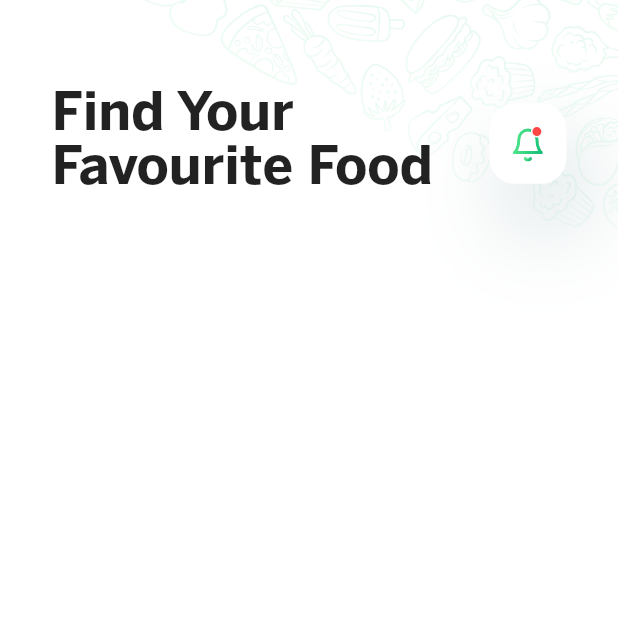
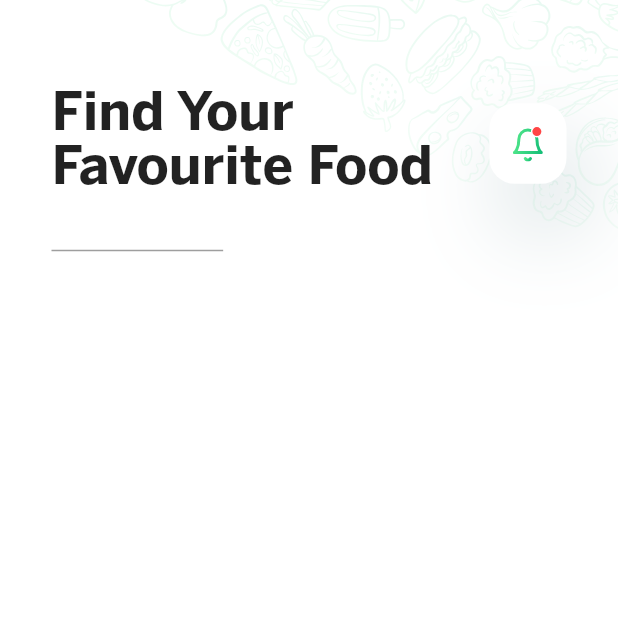
Before and after one commit to Ziaulqamar/food_delivery_app, a Flutter app: the screen it shows after launch, on a phone screen of 412 x 824 dp, the top half of it. Run offline on Flutter 3.47's test engine with Material 2 defaults, Android fonts, the phone set to English and light mode, and no system bars; our stand-ins replace flutter_screenutil, flutter_svg, get, iconly, image_picker, simple_gradient_text.

Commit message:
adding search bar

```diff
--- a/lib/config/colors.dart
+++ b/lib/config/colors.dart
@@ -4,4 +4,6 @@ class AppColors {
   static const gradientGreen1 = Color(0xff53E88B);
   static const gradientGreen2 = Color(0xff15BE77);
   static final dropshadowColor = const Color(0xff5A6CEA).withOpacity(0.07);
+
+  static const customOrange = Color(0xffF9A84D);
 }
--- /dev/null
+++ b/lib/screens/home_screen/components/notificationButton.dart
@@ -0,0 +1,35 @@
+import 'package:flutter/material.dart';
+import 'package:flutter_screenutil/flutter_screenutil.dart';
+import 'package:flutter_svg/flutter_svg.dart';
+
+class NotificationButton extends StatelessWidget {
+  const NotificationButton({
+    super.key,
+  });
+
+  @override
+  Widget build(BuildContext context) {
+    return GestureDetector(
+      child: Container(
+        height: 45.h,
+        width: 45.w,
+        decoration: BoxDecoration(
+          borderRadius: BorderRadius.circular(15.r),
+          color: Colors.white,
+          boxShadow: [
+            BoxShadow(
+              color: const Color(0xff144E5A).withOpacity(0.2),
+              offset: const Offset(11, 28),
+              blurRadius: 50,
+              spreadRadius: 0,
+            ),
+          ],
+        ),
+        child: SvgPicture.asset(
+          'assets/icons/notificationIcon.svg',
+          fit: BoxFit.none,
+        ),
+      ),
+    );
+  }
+}
--- a/lib/screens/home_screen/homeScreen.dart
+++ b/lib/screens/home_screen/homeScreen.dart
@@ -1,7 +1,10 @@
 import 'package:flutter/material.dart';
 import 'package:flutter_screenutil/flutter_screenutil.dart';
 import 'package:flutter_svg/svg.dart';
+import 'package:food_delivery_app/config/colors.dart';
 import 'package:food_delivery_app/widgets/background.dart';
+
+import 'components/notificationButton.dart';
 
 class Homescreen extends StatelessWidget {
   const Homescreen({super.key});
@@ -26,30 +29,22 @@ class Homescreen extends StatelessWidget {
                     fontFamily: 'BentonSans Bold',
                   ),
                 ),
-                GestureDetector(
-                  child: Container(
-                    height: 45.h,
-                    width: 45.w,
-                    decoration: BoxDecoration(
-                      borderRadius: BorderRadius.circular(15.r),
-                      color: Colors.white,
-                      boxShadow: [
-                        BoxShadow(
-                          color: const Color(0xff144E5A).withOpacity(0.2),
-                          offset: const Offset(11, 28),
-                          blurRadius: 50,
-                          spreadRadius: 0,
-                        ),
-                      ],
-                    ),
-                    child: SvgPicture.asset(
-                      'assets/icons/notificationIcon.svg',
-                      fit: BoxFit.none,
+                const NotificationButton(),
+              ],
+            ),
+            Row(
+              children: [
+                SizedBox(
+                  height: 30.h,
+                  width: 100.w,
+                  child: TextField(
+                    decoration: InputDecoration(
+                      fillColor: AppColors.customOrange,
                     ),
                   ),
-                ),
+                )
               ],
-            ),
+            )
           ],
         ),
       ),
```
